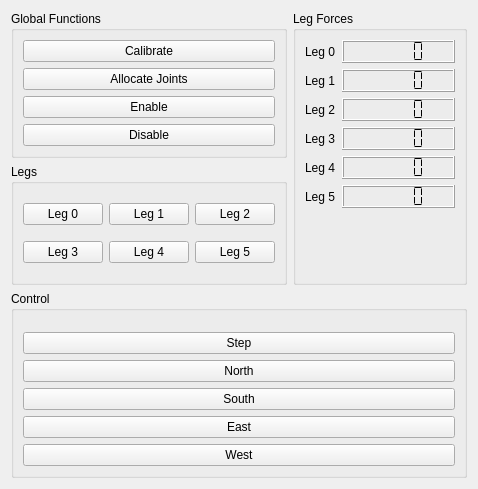
Before: the Qt Designer form app/forms/hexapodcontrolwidget.ui in Haziham/Honours_Computer_Software, drawn with Qt 5.
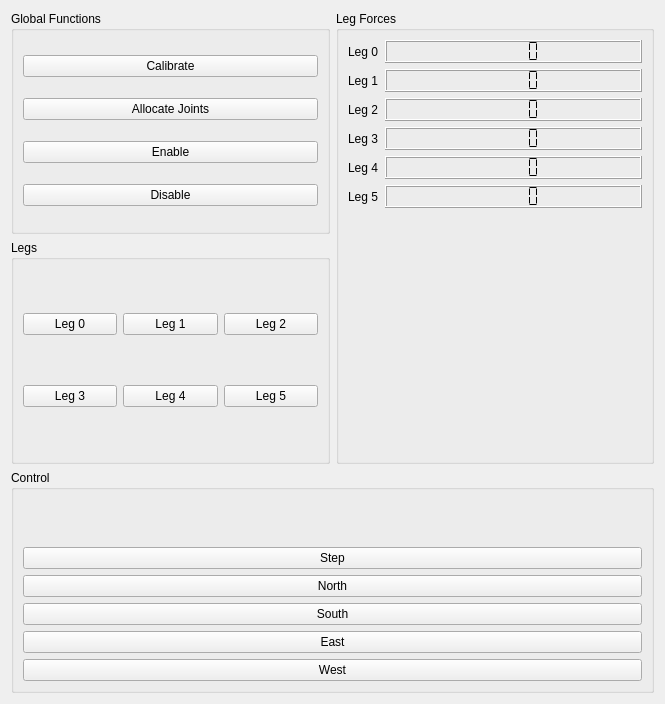
After: the same form once the commit is applied. Custom widgets are drawn as their Qt base class.

The edit to the form file:
```diff
--- a/app/forms/hexapodcontrolwidget.ui
+++ b/app/forms/hexapodcontrolwidget.ui
@@ -6,8 +6,8 @@
    <rect>
     <x>0</x>
     <y>0</y>
-    <width>478</width>
-    <height>489</height>
+    <width>665</width>
+    <height>704</height>
    </rect>
   </property>
   <property name="windowTitle">
@@ -207,47 +207,56 @@
       <string>Control</string>
      </property>
      <layout class="QGridLayout" name="gridLayout">
-      <item row="2" column="0">
+      <item row="4" column="0">
+       <widget class="SpinSlider" name="globalXInput" native="true"/>
+      </item>
+      <item row="7" column="0">
        <widget class="QPushButton" name="stepButton">
         <property name="text">
          <string>Step</string>
         </property>
        </widget>
       </item>
-      <item row="1" column="0">
+      <item row="3" column="0">
        <widget class="SpinSlider" name="directionAngleInput" native="true"/>
       </item>
-      <item row="5" column="0">
-       <widget class="QPushButton" name="eastButton">
-        <property name="text">
-         <string>East</string>
-        </property>
-       </widget>
-      </item>
-      <item row="7" column="0">
-       <widget class="QPushButton" name="westButton">
-        <property name="text">
-         <string>West</string>
-        </property>
-       </widget>
-      </item>
       <item row="0" column="0">
        <widget class="SpinSlider" name="heightInput" native="true"/>
       </item>
-      <item row="3" column="0">
+      <item row="5" column="0">
+       <widget class="SpinSlider" name="globalYInput" native="true"/>
+      </item>
+      <item row="8" column="0">
        <widget class="QPushButton" name="northButton">
         <property name="text">
          <string>North</string>
         </property>
        </widget>
       </item>
-      <item row="4" column="0">
+      <item row="9" column="0">
        <widget class="QPushButton" name="southButton">
         <property name="text">
          <string>South</string>
         </property>
        </widget>
       </item>
+      <item row="10" column="0">
+       <widget class="QPushButton" name="eastButton">
+        <property name="text">
+         <string>East</string>
+        </property>
+       </widget>
+      </item>
+      <item row="12" column="0">
+       <widget class="QPushButton" name="westButton">
+        <property name="text">
+         <string>West</string>
+        </property>
+       </widget>
+      </item>
+      <item row="6" column="0">
+       <widget class="SpinSlider" name="globalZInput" native="true"/>
+      </item>
      </layout>
     </widget>
    </item>
```
